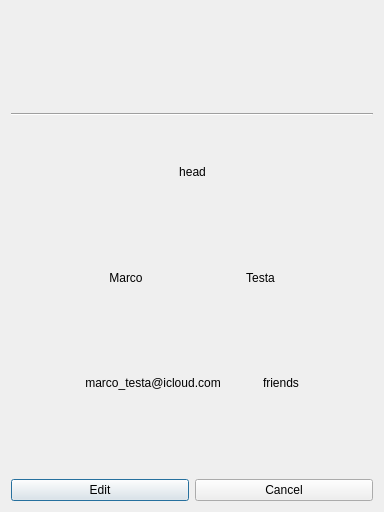
Old version of the form client/UserWidget.ui in the repository anphetamina/CoText.
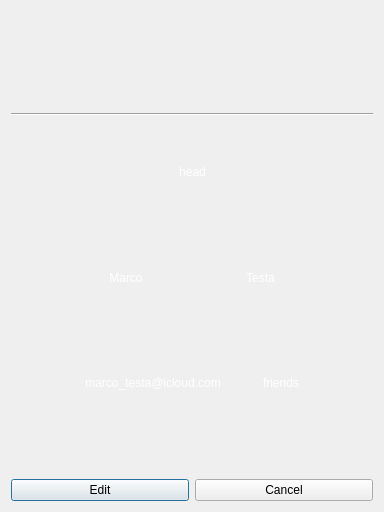
New version of the form.

Commit message: change background color of all QLineEdit

Diff of the .ui file:
```diff
--- a/client/UserWidget.ui
+++ b/client/UserWidget.ui
@@ -19,6 +19,9 @@
   <property name="windowTitle">
    <string>Dialog</string>
   </property>
+  <property name="styleSheet">
+   <string notr="true">QLineEdit{ background-color: white;} QLabel{color: white;}</string>
+  </property>
   <layout class="QVBoxLayout" name="verticalLayout">
    <item>
     <layout class="QHBoxLayout" name="Layout1">
```
The commit also changes 6 other files.
